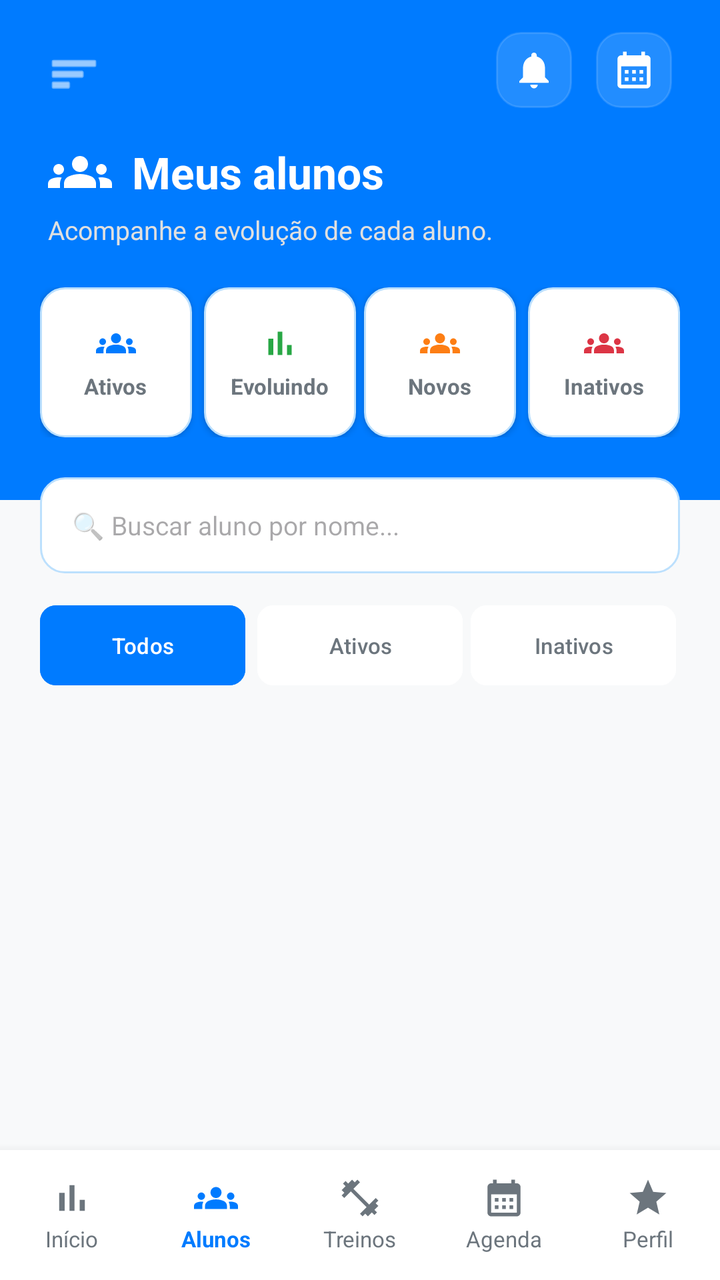
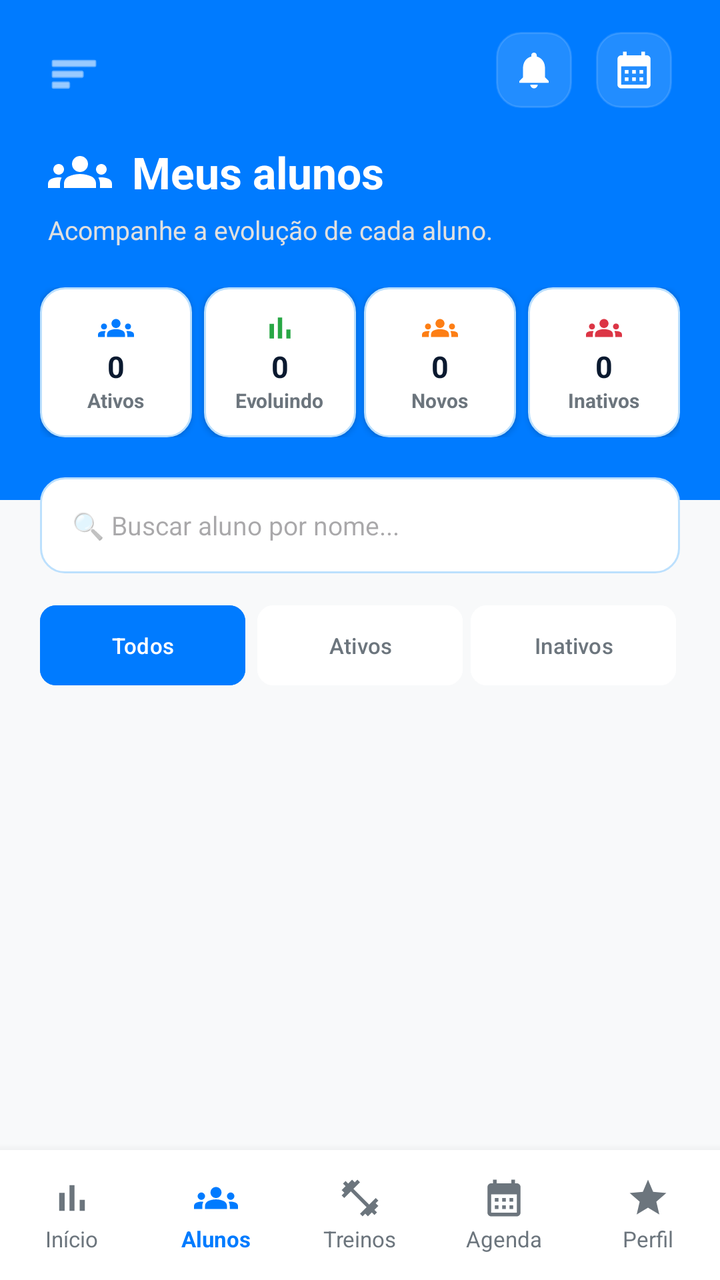

Before-and-after screenshots of an Android layout around one commit, followed by the original layout XML and the change that was made.
<!-- AndroidManifest.xml: application theme Theme.MyApplication -->
<!-- res/layout/activity_instructor_students.xml -->
<?xml version="1.0" encoding="utf-8"?>
<androidx.constraintlayout.widget.ConstraintLayout xmlns:android="http://schemas.android.com/apk/res/android"
    xmlns:tools="http://schemas.android.com/tools"
    xmlns:app="http://schemas.android.com/apk/res-auto"
    android:layout_width="match_parent"
    android:layout_height="match_parent"
    android:background="#F8F9FA">

    
    <ScrollView
        android:layout_width="match_parent"
        android:layout_height="0dp"
        android:fillViewport="true"
        app:layout_constraintBottom_toTopOf="@+id/bottomNavigation"
        app:layout_constraintEnd_toEndOf="parent"
        app:layout_constraintStart_toStartOf="parent"
        app:layout_constraintTop_toTopOf="parent">

        <androidx.constraintlayout.widget.ConstraintLayout
            android:layout_width="match_parent"
            android:layout_height="wrap_content"
            android:paddingBottom="24dp">

            
            <View
                android:id="@+id/headerBg"
                android:layout_width="0dp"
                android:layout_height="250dp"
                android:background="#007BFF"
                app:layout_constraintEnd_toEndOf="parent"
                app:layout_constraintStart_toStartOf="parent"
                app:layout_constraintTop_toTopOf="parent" />

            
            <ImageView
                android:id="@+id/btnMenu"
                android:layout_width="26dp"
                android:layout_height="26dp"
                android:layout_marginStart="24dp"
                android:layout_marginTop="24dp"
                android:src="@android:drawable/ic_menu_sort_by_size"
                app:tint="@android:color/white"
                app:layout_constraintStart_toStartOf="parent"
                app:layout_constraintTop_toTopOf="parent" />

            
            <ImageView
                android:id="@+id/btnCalendar"
                android:layout_width="38dp"
                android:layout_height="38dp"
                android:layout_marginEnd="24dp"
                android:layout_marginTop="16dp"
                android:background="@drawable/bg_input_rounded"
                android:backgroundTint="#22FFFFFF"
                android:padding="8dp"
                android:src="@drawable/baseline_calendar_month_24"
                app:tint="@android:color/white"
                app:layout_constraintEnd_toEndOf="parent"
                app:layout_constraintTop_toTopOf="parent" />

            <ImageView
                android:id="@+id/btnNotification"
                android:layout_width="38dp"
                android:layout_height="38dp"
                android:layout_marginEnd="12dp"
                android:layout_marginTop="16dp"
                android:background="@drawable/bg_input_rounded"
                android:backgroundTint="#22FFFFFF"
                android:padding="8dp"
                android:src="@drawable/baseline_notifications_24"
                app:tint="@android:color/white"
                app:layout_constraintEnd_toStartOf="@+id/btnCalendar"
                app:layout_constraintTop_toTopOf="parent" />

            
            <ImageView
                android:id="@+id/imgTitleGroup"
                android:layout_width="32dp"
                android:layout_height="32dp"
                android:layout_marginStart="24dp"
                android:layout_marginTop="20dp"
                android:src="@drawable/baseline_groups_24"
                app:tint="@android:color/white"
                app:layout_constraintStart_toStartOf="parent"
                app:layout_constraintTop_toBottomOf="@+id/btnMenu" />

            <TextView
                android:id="@+id/txtHeaderTitle"
                android:layout_width="wrap_content"
                android:layout_height="wrap_content"
                android:layout_marginStart="10dp"
                android:text="Meus alunos"
                android:textColor="@android:color/white"
                android:textSize="22sp"
                android:textStyle="bold"
                app:layout_constraintBottom_toBottomOf="@+id/imgTitleGroup"
                app:layout_constraintStart_toEndOf="@+id/imgTitleGroup"
                app:layout_constraintTop_toTopOf="@+id/imgTitleGroup" />

            <TextView
                android:id="@+id/txtHeaderSub"
                android:layout_width="wrap_content"
                android:layout_height="wrap_content"
                android:layout_marginStart="24dp"
                android:layout_marginTop="4dp"
                android:text="Acompanhe a evolução de cada aluno."
                android:textColor="#E0E0E0"
                android:textSize="13sp"
                app:layout_constraintStart_toStartOf="parent"
                app:layout_constraintTop_toBottomOf="@+id/imgTitleGroup" />

            
            <LinearLayout
                android:id="@+id/layoutStats"
                android:layout_width="0dp"
                android:layout_height="wrap_content"
                android:layout_marginStart="20dp"
                android:layout_marginEnd="20dp"
                android:layout_marginTop="20dp"
                android:orientation="horizontal"
                app:layout_constraintEnd_toEndOf="parent"
                app:layout_constraintStart_toStartOf="parent"
                app:layout_constraintTop_toBottomOf="@+id/txtHeaderSub">

                <LinearLayout
                    android:layout_width="0dp"
                    android:layout_height="75dp"
                    android:layout_weight="1"
                    android:layout_marginEnd="4dp"
                    android:background="@drawable/bg_input_rounded"
                    android:gravity="center"
                    android:orientation="vertical"
                    android:elevation="2dp">
                    <ImageView android:layout_width="20dp" android:layout_height="20dp" android:layout_marginBottom="4dp" android:src="@drawable/baseline_groups_24" app:tint="#007BFF"/>
                    <TextView android:layout_width="wrap_content" android:layout_height="wrap_content" android:text="Ativos" android:textColor="#6C757D" android:textSize="11sp" android:textStyle="bold"/>
                </LinearLayout>

                <LinearLayout
                    android:layout_width="0dp"
                    android:layout_height="75dp"
                    android:layout_weight="1"
                    android:layout_marginHorizontal="2dp"
                    android:background="@drawable/bg_input_rounded"
                    android:gravity="center"
                    android:orientation="vertical"
                    android:elevation="2dp">
                    <ImageView android:layout_width="20dp" android:layout_height="20dp" android:layout_marginBottom="4dp" android:src="@drawable/baseline_bar_chart_24" app:tint="#28A745"/>
                    <TextView android:layout_width="wrap_content" android:layout_height="wrap_content" android:text="Evoluindo" android:textColor="#6C757D" android:textSize="11sp" android:textStyle="bold"/>
                </LinearLayout>

                <LinearLayout
                    android:layout_width="0dp"
                    android:layout_height="75dp"
                    android:layout_weight="1"
                    android:layout_marginHorizontal="2dp"
                    android:background="@drawable/bg_input_rounded"
                    android:gravity="center"
                    android:orientation="vertical"
                    android:elevation="2dp">
                    <ImageView android:layout_width="20dp" android:layout_height="20dp" android:layout_marginBottom="4dp" android:src="@drawable/baseline_groups_24" app:tint="#FD7E14"/>
                    <TextView android:layout_width="wrap_content" android:layout_height="wrap_content" android:text="Novos" android:textColor="#6C757D" android:textSize="11sp" android:textStyle="bold"/>
                </LinearLayout>

                <LinearLayout
                    android:layout_width="0dp"
                    android:layout_height="75dp"
                    android:layout_weight="1"
                    android:layout_marginStart="4dp"
                    android:background="@drawable/bg_input_rounded"
                    android:gravity="center"
                    android:orientation="vertical"
                    android:elevation="2dp">
                    <ImageView android:layout_width="20dp" android:layout_height="20dp" android:layout_marginBottom="4dp" android:src="@drawable/baseline_groups_24" app:tint="#DC3545"/>
                    <TextView android:layout_width="wrap_content" android:layout_height="wrap_content" android:text="Inativos" android:textColor="#6C757D" android:textSize="11sp" android:textStyle="bold"/>
                </LinearLayout>
            </LinearLayout>

            
            <EditText
                android:id="@+id/edtSearchStudent"
                android:layout_width="0dp"
                android:layout_height="48dp"
                android:layout_marginStart="20dp"
                android:layout_marginEnd="20dp"
                android:layout_marginTop="20dp"
                android:background="@drawable/bg_input_rounded"
                android:hint="🔍 Buscar aluno por nome..."
                android:paddingStart="16dp"
                android:textSize="13sp"
                app:layout_constraintEnd_toEndOf="parent"
                app:layout_constraintStart_toStartOf="parent"
                app:layout_constraintTop_toBottomOf="@+id/layoutStats" />

            
            <LinearLayout
                android:id="@+id/layoutFilters"
                android:layout_width="0dp"
                android:layout_height="wrap_content"
                android:layout_marginStart="20dp"
                android:layout_marginEnd="20dp"
                android:layout_marginTop="12dp"
                android:orientation="horizontal"
                app:layout_constraintEnd_toEndOf="parent"
                app:layout_constraintStart_toStartOf="parent"
                app:layout_constraintTop_toBottomOf="@+id/edtSearchStudent">

                <Button
                    android:layout_width="0dp"
                    android:layout_height="48dp"
                    android:layout_weight="1"
                    android:layout_marginEnd="4dp"
                    android:backgroundTint="#007BFF"
                    android:text="Todos"
                    android:textColor="@android:color/white"
                    android:textSize="11sp"
                    app:cornerRadius="8dp" />

                <Button
                    android:layout_width="0dp"
                    android:layout_height="48dp"
                    android:layout_weight="1"
                    android:layout_marginHorizontal="2dp"
                    android:backgroundTint="@android:color/white"
                    android:text="Ativos"
                    android:textColor="#6C757D"
                    android:textSize="11sp"
                    app:cornerRadius="8dp" />

                <Button
                    android:layout_width="0dp"
                    android:layout_height="48dp"
                    android:layout_weight="1"
                    android:layout_marginHorizontal="2dp"
                    android:backgroundTint="@android:color/white"
                    android:text="Inativos"
                    android:textColor="#6C757D"
                    android:textSize="11sp"
                    app:cornerRadius="8dp" />
            </LinearLayout>

            
            <androidx.recyclerview.widget.RecyclerView
                android:id="@+id/recyclerStudents"
                android:layout_width="0dp"
                android:layout_height="wrap_content"
                android:layout_marginStart="20dp"
                android:layout_marginEnd="20dp"
                android:layout_marginTop="12dp"
                android:nestedScrollingEnabled="false"
                tools:listitem="@layout/item_student"
                app:layout_constraintEnd_toEndOf="parent"
                app:layout_constraintStart_toStartOf="parent"
                app:layout_constraintTop_toBottomOf="@+id/layoutFilters" />

        </androidx.constraintlayout.widget.ConstraintLayout>
    </ScrollView>

    
    <LinearLayout
        android:id="@+id/bottomNavigation"
        android:layout_width="match_parent"
        android:layout_height="65dp"
        android:background="@android:color/white"
        android:elevation="8dp"
        android:orientation="horizontal"
        app:layout_constraintBottom_toBottomOf="parent">

        <LinearLayout android:id="@+id/navInicio" android:layout_width="0dp" android:layout_height="match_parent" android:layout_weight="1" android:gravity="center" android:orientation="vertical">
            <ImageView android:layout_width="22dp" android:layout_height="22dp" android:src="@drawable/baseline_bar_chart_24" app:tint="#6C757D" />
            <TextView android:layout_width="wrap_content" android:layout_height="wrap_content" android:layout_marginTop="2dp" android:text="Início" android:textColor="#6C757D" android:textSize="11sp" />
        </LinearLayout>

        <LinearLayout android:id="@+id/navAlunos" android:layout_width="0dp" android:layout_height="match_parent" android:layout_weight="1" android:gravity="center" android:orientation="vertical">
            <ImageView android:layout_width="22dp" android:layout_height="22dp" android:src="@drawable/baseline_groups_24" app:tint="#007BFF" />
            <TextView android:layout_width="wrap_content" android:layout_height="wrap_content" android:layout_marginTop="2dp" android:text="Alunos" android:textColor="#007BFF" android:textSize="11sp" android:textStyle="bold" />
        </LinearLayout>

        <LinearLayout android:id="@+id/navTreinos" android:layout_width="0dp" android:layout_height="match_parent" android:layout_weight="1" android:gravity="center" android:orientation="vertical">
            <ImageView android:layout_width="22dp" android:layout_height="22dp" android:src="@drawable/baseline_fitness_center_24" app:tint="#6C757D" />
            <TextView android:layout_width="wrap_content" android:layout_height="wrap_content" android:layout_marginTop="2dp" android:text="Treinos" android:textColor="#6C757D" android:textSize="11sp" />
        </LinearLayout>

        <LinearLayout android:id="@+id/navAgenda" android:layout_width="0dp" android:layout_height="match_parent" android:layout_weight="1" android:gravity="center" android:orientation="vertical">
            <ImageView android:layout_width="22dp" android:layout_height="22dp" android:src="@drawable/baseline_calendar_month_24" app:tint="#6C757D" />
            <TextView android:layout_width="wrap_content" android:layout_height="wrap_content" android:layout_marginTop="2dp" android:text="Agenda" android:textColor="#6C757D" android:textSize="11sp" />
        </LinearLayout>

        <LinearLayout android:id="@+id/navPerfil" android:layout_width="0dp" android:layout_height="match_parent" android:layout_weight="1" android:gravity="center" android:orientation="vertical">
            <ImageView android:layout_width="22dp" android:layout_height="22dp" android:src="@drawable/baseline_star_24" app:tint="#6C757D" />
            <TextView android:layout_width="wrap_content" android:layout_height="wrap_content" android:layout_marginTop="2dp" android:text="Perfil" android:textColor="#6C757D" android:textSize="11sp" />
        </LinearLayout>

    </LinearLayout>

</androidx.constraintlayout.widget.ConstraintLayout>
<!-- res/layout/item_student.xml (included above) -->
<?xml version="1.0" encoding="utf-8"?>
<LinearLayout xmlns:android="http://schemas.android.com/apk/res/android"
    xmlns:app="http://schemas.android.com/apk/res-auto"
    android:layout_width="match_parent"
    android:layout_height="wrap_content"
    android:layout_marginHorizontal="20dp"
    android:layout_marginBottom="12dp"
    android:background="@drawable/bg_input_rounded"
    android:orientation="horizontal"
    android:gravity="center_vertical"
    android:padding="12dp"
    android:elevation="1dp">

    
    <ImageView
        android:id="@+id/imgStudentPhoto"
        android:layout_width="55dp"
        android:layout_height="55dp"
        android:background="@drawable/bg_input_rounded"
        android:scaleType="centerCrop"
        android:src="@drawable/baseline_groups_24" />

    
    <LinearLayout
        android:layout_width="0dp"
        android:layout_height="wrap_content"
        android:layout_weight="1"
        android:layout_marginStart="12dp"
        android:orientation="vertical">

        <LinearLayout
            android:layout_width="match_parent"
            android:layout_height="wrap_content"
            android:gravity="center_vertical"
            android:orientation="horizontal">

            <TextView
                android:id="@+id/txtStudentName"
                android:layout_width="0dp"
                android:layout_height="wrap_content"
                android:layout_weight="1"
                android:text="Nome do Aluno"
                android:textColor="#0A192F"
                android:textSize="14sp"
                android:textStyle="bold" />

            
            <TextView
                android:id="@+id/txtStudentStatus"
                android:layout_width="wrap_content"
                android:layout_height="wrap_content"
                android:background="@drawable/bg_input_rounded"
                android:backgroundTint="#E8F8F0"
                android:paddingHorizontal="10dp"
                android:paddingVertical="3dp"
                android:text="Ativo"
                android:textColor="#28A745"
                android:textSize="10sp"
                android:textStyle="bold" />
        </LinearLayout>

        
        <TextView
            android:id="@+id/txtStudentWorkout"
            android:layout_width="wrap_content"
            android:layout_height="wrap_content"
            android:layout_marginTop="4dp"
            android:text="🏋️ Musculação • Intermediário"
            android:textColor="#6C757D"
            android:textSize="11sp" />

        <TextView
            android:id="@+id/txtStudentLastDate"
            android:layout_width="wrap_content"
            android:layout_height="wrap_content"
            android:layout_marginTop="2dp"
            android:text="📅 Último treino: --/--/----"
            android:textColor="#6C757D"
            android:textSize="10sp" />

    </LinearLayout>

    
    <ImageView
        android:layout_width="16dp"
        android:layout_height="16dp"
        android:layout_marginStart="8dp"
        android:src="@android:drawable/ic_menu_send"
        app:tint="#007BFF" />

</LinearLayout>
<!-- resources referenced by this layout -->
<resources>
  <!-- drawable baseline_bar_chart_24 (drawable) -->
  <vector xmlns:android="http://schemas.android.com/apk/res/android" android:height="24dp" android:tint="#3FA72F" android:viewportHeight="24" android:viewportWidth="24" android:width="24dp">
        
      <path android:fillColor="@android:color/white" android:pathData="M5,9.2h3L8,19L5,19zM10.6,5h2.8v14h-2.8zM16.2,13L19,13v6h-2.8z"/>
      
  </vector>
  <!-- drawable baseline_calendar_month_24 (drawable) -->
  <vector xmlns:android="http://schemas.android.com/apk/res/android" android:height="24dp" android:tint="#841EC7" android:viewportHeight="24" android:viewportWidth="24" android:width="24dp">
        
      <path android:fillColor="@android:color/white" android:pathData="M19,4h-1V2h-2v2H8V2H6v2H5C3.89,4 3.01,4.9 3.01,6L3,20c0,1.1 0.89,2 2,2h14c1.1,0 2,-0.9 2,-2V6C21,4.9 20.1,4 19,4zM19,20H5V10h14V20zM9,14H7v-2h2V14zM13,14h-2v-2h2V14zM17,14h-2v-2h2V14zM9,18H7v-2h2V18zM13,18h-2v-2h2V18zM17,18h-2v-2h2V18z"/>
      
  </vector>
  <!-- drawable baseline_fitness_center_24 (drawable) -->
  <vector xmlns:android="http://schemas.android.com/apk/res/android" android:height="24dp" android:tint="#3C3B3B" android:viewportHeight="24" android:viewportWidth="24" android:width="24dp">
        
      <path android:fillColor="@android:color/white" android:pathData="M20.57,14.86L22,13.43 20.57,12 17,15.57 8.43,7 12,3.43 10.57,2 9.14,3.43 7.71,2 5.57,4.14 4.14,2.71 2.71,4.14l1.43,1.43L2,7.71l1.43,1.43L2,10.57 3.43,12 7,8.43 15.57,17 12,20.57 13.43,22l1.43,-1.43L16.29,22l2.14,-2.14 1.43,1.43 1.43,-1.43 -1.43,-1.43L22,16.29z"/>
      
  </vector>
  <!-- drawable baseline_notifications_24 (drawable) -->
  <vector xmlns:android="http://schemas.android.com/apk/res/android" android:height="24dp" android:tint="#000000" android:viewportHeight="24" android:viewportWidth="24" android:width="24dp">
        
      <path android:fillColor="@android:color/white" android:pathData="M12,22c1.1,0 2,-0.9 2,-2h-4c0,1.1 0.89,2 2,2zM18,16v-5c0,-3.07 -1.64,-5.64 -4.5,-6.32L13.5,4c0,-0.83 -0.67,-1.5 -1.5,-1.5s-1.5,0.67 -1.5,1.5v0.68C7.63,5.36 6,7.92 6,11v5l-2,2v1h16v-1l-2,-2z"/>
      
  </vector>
  <!-- drawable baseline_star_24 (drawable) -->
  <vector xmlns:android="http://schemas.android.com/apk/res/android" android:height="24dp" android:tint="#D7B42F" android:viewportHeight="24" android:viewportWidth="24" android:width="24dp">
        
      <path android:fillColor="@android:color/white" android:pathData="M12,17.27L18.18,21l-1.64,-7.03L22,9.24l-7.19,-0.61L12,2 9.19,8.63 2,9.24l5.46,4.73L5.82,21z"/>
      
  </vector>
  <!-- drawable bg_input_rounded (drawable) -->
  <?xml version="1.0" encoding="utf-8"?>
  <shape xmlns:android="http://schemas.android.com/apk/res/android"
      android:shape="rectangle">
      <solid android:color="@android:color/white" />
      <corners android:radius="12dp" />
      <stroke android:width="1dp" android:color="#BCE0FD" />
  </shape>
  <style name="Theme.MyApplication" parent="Base.Theme.MyApplication" />
  <style name="Base.Theme.MyApplication" parent="Theme.Material3.DayNight.NoActionBar">
          
          
      </style>
  <!-- unchanged entries left out for length: 1 -->
</resources>

<!-- the commit's change to res/layout/activity_instructor_students.xml (unified diff, before → after) -->
@@ -131,8 +131,9 @@
                     android:gravity="center"
                     android:orientation="vertical"
                     android:elevation="2dp">
-                    <ImageView android:layout_width="20dp" android:layout_height="20dp" android:layout_marginBottom="4dp" android:src="@drawable/baseline_groups_24" app:tint="#007BFF"/>
-                    <TextView android:layout_width="wrap_content" android:layout_height="wrap_content" android:text="Ativos" android:textColor="#6C757D" android:textSize="11sp" android:textStyle="bold"/>
+                    <ImageView android:layout_width="18dp" android:layout_height="18dp" android:src="@drawable/baseline_groups_24" app:tint="#007BFF"/>
+                    <TextView android:id="@+id/txtStatAtivos" android:layout_width="wrap_content" android:layout_height="wrap_content" android:text="0" android:textColor="#0A192F" android:textSize="15sp" android:textStyle="bold"/>
+                    <TextView android:layout_width="wrap_content" android:layout_height="wrap_content" android:text="Ativos" android:textColor="#6C757D" android:textSize="10sp" android:textStyle="bold"/>
                 </LinearLayout>
 
                 <LinearLayout
@@ -144,8 +145,9 @@
                     android:gravity="center"
                     android:orientation="vertical"
                     android:elevation="2dp">
-                    <ImageView android:layout_width="20dp" android:layout_height="20dp" android:layout_marginBottom="4dp" android:src="@drawable/baseline_bar_chart_24" app:tint="#28A745"/>
-                    <TextView android:layout_width="wrap_content" android:layout_height="wrap_content" android:text="Evoluindo" android:textColor="#6C757D" android:textSize="11sp" android:textStyle="bold"/>
+                    <ImageView android:layout_width="18dp" android:layout_height="18dp" android:src="@drawable/baseline_bar_chart_24" app:tint="#28A745"/>
+                    <TextView android:id="@+id/txtStatEvoluindo" android:layout_width="wrap_content" android:layout_height="wrap_content" android:text="0" android:textColor="#0A192F" android:textSize="15sp" android:textStyle="bold"/>
+                    <TextView android:layout_width="wrap_content" android:layout_height="wrap_content" android:text="Evoluindo" android:textColor="#6C757D" android:textSize="10sp" android:textStyle="bold"/>
                 </LinearLayout>
 
                 <LinearLayout
@@ -157,8 +159,9 @@
                     android:gravity="center"
                     android:orientation="vertical"
                     android:elevation="2dp">
-                    <ImageView android:layout_width="20dp" android:layout_height="20dp" android:layout_marginBottom="4dp" android:src="@drawable/baseline_groups_24" app:tint="#FD7E14"/>
-                    <TextView android:layout_width="wrap_content" android:layout_height="wrap_content" android:text="Novos" android:textColor="#6C757D" android:textSize="11sp" android:textStyle="bold"/>
+                    <ImageView android:layout_width="18dp" android:layout_height="18dp" android:src="@drawable/baseline_groups_24" app:tint="#FD7E14"/>
+                    <TextView android:id="@+id/txtStatNovos" android:layout_width="wrap_content" android:layout_height="wrap_content" android:text="0" android:textColor="#0A192F" android:textSize="15sp" android:textStyle="bold"/>
+                    <TextView android:layout_width="wrap_content" android:layout_height="wrap_content" android:text="Novos" android:textColor="#6C757D" android:textSize="10sp" android:textStyle="bold"/>
                 </LinearLayout>
 
                 <LinearLayout
@@ -170,8 +173,9 @@
                     android:gravity="center"
                     android:orientation="vertical"
                     android:elevation="2dp">
-                    <ImageView android:layout_width="20dp" android:layout_height="20dp" android:layout_marginBottom="4dp" android:src="@drawable/baseline_groups_24" app:tint="#DC3545"/>
-                    <TextView android:layout_width="wrap_content" android:layout_height="wrap_content" android:text="Inativos" android:textColor="#6C757D" android:textSize="11sp" android:textStyle="bold"/>
+                    <ImageView android:layout_width="18dp" android:layout_height="18dp" android:src="@drawable/baseline_groups_24" app:tint="#DC3545"/>
+                    <TextView android:id="@+id/txtStatInativos" android:layout_width="wrap_content" android:layout_height="wrap_content" android:text="0" android:textColor="#0A192F" android:textSize="15sp" android:textStyle="bold"/>
+                    <TextView android:layout_width="wrap_content" android:layout_height="wrap_content" android:text="Inativos" android:textColor="#6C757D" android:textSize="10sp" android:textStyle="bold"/>
                 </LinearLayout>
             </LinearLayout>
 
